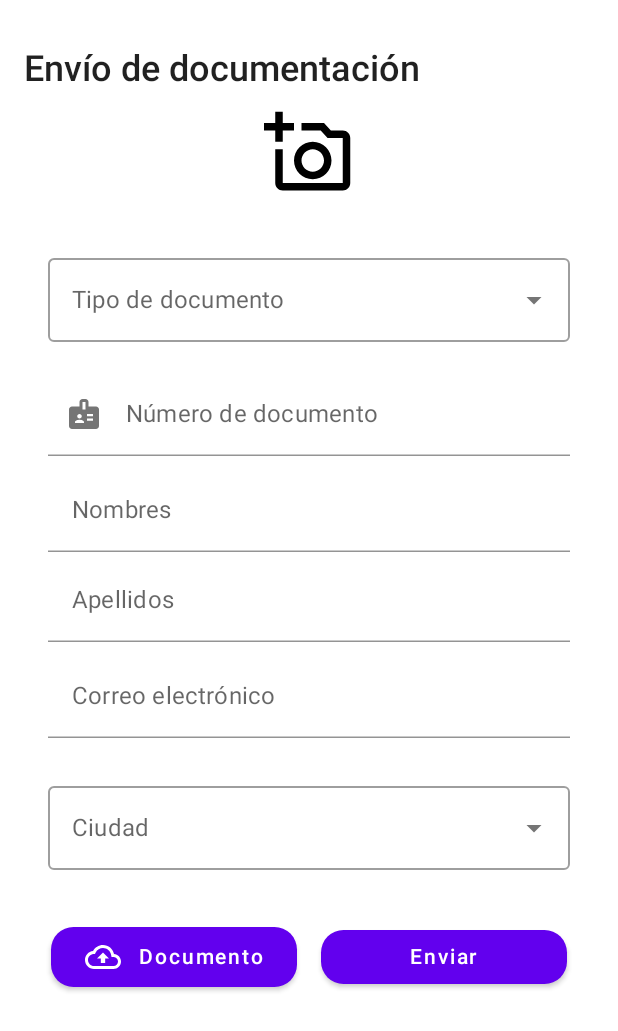
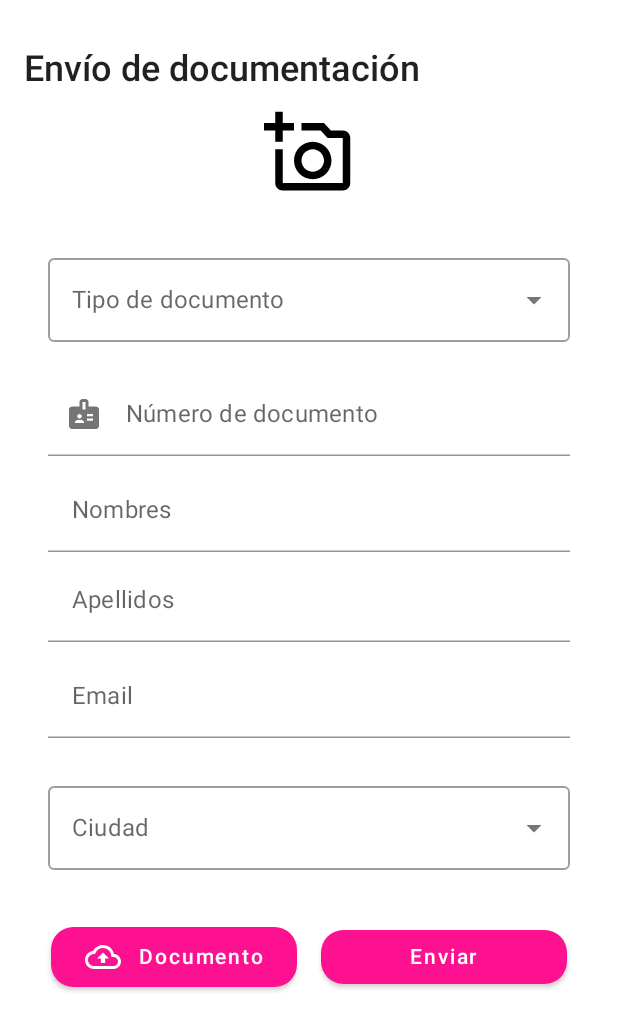
Before and after one commit to LDvargasHidalgo/ChallengeSophos, an Android app built with Jetpack Compose: the @Preview function DefaultPreview, on a phone screen of 412 x 824 dp. Shown: the top 1031 px of the screen. Run offline under Robolectric (Android 15) with nearby library versions, the phone set to English and light mode, and no system bars.

Commit message:
view send_documents

```diff
--- a/app/src/main/AndroidManifest.xml
+++ b/app/src/main/AndroidManifest.xml
@@ -1,6 +1,9 @@
 <?xml version="1.0" encoding="utf-8"?>
 <manifest xmlns:android="http://schemas.android.com/apk/res/android"
     xmlns:tools="http://schemas.android.com/tools">
+
+
+    <uses-permission android:name="android.permission.INTERNET"/>
 
     <application
         android:allowBackup="true"
--- a/app/src/main/java/com/example/challengesophos/MainActivity.kt
+++ b/app/src/main/java/com/example/challengesophos/MainActivity.kt
@@ -6,10 +6,10 @@ import androidx.activity.compose.setContent
 import androidx.compose.foundation.layout.fillMaxSize
 import androidx.compose.material.MaterialTheme
 import androidx.compose.material.Surface
-import androidx.compose.material.Text
 import androidx.compose.runtime.Composable
 import androidx.compose.ui.Modifier
 import androidx.compose.ui.tooling.preview.Preview
+import com.example.challengesophos.login.ScreenLogin
 import com.example.challengesophos.ui.theme.ChallengeSophosTheme
 import com.example.challengesophos.views.ScreenSendDocuments
 
@@ -23,7 +23,7 @@ class MainActivity : ComponentActivity() {
                     modifier = Modifier.fillMaxSize(),
                     color = MaterialTheme.colors.background
                 ) {
-                   ScreenSendDocuments()
+                    ScreenLogin()
                 }
             }
         }
--- a/app/src/main/java/com/example/challengesophos/views/ScreenLogin.kt
+++ b/app/src/main/java/com/example/challengesophos/views/ScreenLogin.kt
@@ -12,7 +12,7 @@ import androidx.compose.material.icons.Icons
 import androidx.compose.material.icons.filled.Mail
 import androidx.compose.material.icons.filled.Visibility
 import androidx.compose.material.icons.filled.VpnKey
-import androidx.compose.runtime.Composable
+import androidx.compose.runtime.*
 import androidx.compose.ui.Alignment
 import androidx.compose.ui.unit.dp
 import androidx.compose.ui.Modifier
@@ -110,6 +110,7 @@ fun InputEmail() {
 
 @Composable
 fun PaswordInput() {
+    var passwordVisibility by remember{ mutableStateOf(false) }
     TextField(
         value = "", onValueChange = {},
         leadingIcon = {
--- a/app/src/main/java/com/example/challengesophos/views/ScreenSendDocuments.kt
+++ b/app/src/main/java/com/example/challengesophos/views/ScreenSendDocuments.kt
@@ -1,19 +1,17 @@
 package com.example.challengesophos.views
 
 
-import androidx.compose.foundation.background
+
 import androidx.compose.foundation.clickable
 import androidx.compose.foundation.layout.*
 import androidx.compose.foundation.text.KeyboardOptions
 import androidx.compose.material.*
-import androidx.compose.material.MaterialTheme.colors
 import androidx.compose.material.icons.Icons
 import androidx.compose.material.icons.filled.*
 import androidx.compose.material.icons.outlined.AddAPhoto
 import androidx.compose.material.icons.outlined.Backup
 import androidx.compose.runtime.*
 import androidx.compose.ui.Alignment
-
 import androidx.compose.ui.graphics.Color
 import androidx.compose.ui.layout.onSizeChanged
 import androidx.compose.ui.platform.LocalDensity
@@ -26,6 +24,7 @@ import androidx.compose.ui.unit.sp
 import com.example.challengesophos.R
 import com.example.challengesophos.ui.theme.Shapes
 import androidx.compose.ui.Modifier
+import androidx.compose.ui.res.colorResource
 
 
 @Composable
@@ -55,15 +54,18 @@ fun HeadBoard() {
             .padding(vertical = 16.dp),
         horizontalAlignment = Alignment.CenterHorizontally
     ) {
-        Text(modifier = Modifier.align(Alignment.Start),
+        Text(
+            modifier = Modifier.align(Alignment.Start),
             text = stringResource(id = R.string.send_documents),
-            fontSize = 24.sp, fontWeight = FontWeight.W600
+            fontSize = 24.sp,
+            fontWeight = FontWeight.W600
 
         )
         Spacer(Modifier.height(12.dp))
         Icon(
             imageVector = Icons.Outlined.AddAPhoto,
-            contentDescription = null, Modifier.size(60.dp),
+            contentDescription = null,
+            Modifier.size(60.dp),
             tint = Color.Black
         )
     }
@@ -76,32 +78,25 @@ fun TypeDocument() {
     var selectedText by remember { mutableStateOf("") }
     var dropDownWidth by remember { mutableStateOf(0) }
 
-    val icon = if (expanded)
-        Icons.Filled.ArrowDropUp
-    else
-        Icons.Filled.ArrowDropDown
+    val icon = if (expanded) Icons.Filled.ArrowDropUp
+    else Icons.Filled.ArrowDropDown
 
     Column(Modifier.padding(16.dp)) {
-        OutlinedTextField(
-            value = selectedText,
+        OutlinedTextField(value = selectedText,
             onValueChange = { selectedText = it },
             modifier = Modifier
                 .fillMaxWidth()
                 .onSizeChanged {
                     dropDownWidth = it.width
                 },
-            label = { Text(text= stringResource(id = R.string.document_type)) },
+            label = { Text(text = stringResource(id = R.string.document_type)) },
             trailingIcon = {
-                Icon(icon,
-                    "contentDescription",
-                    Modifier.clickable { expanded = !expanded })
-            }
-        )
+                Icon(icon, "contentDescription", Modifier.clickable { expanded = !expanded })
+            })
         DropdownMenu(
             expanded = expanded,
             onDismissRequest = { expanded = false },
-            modifier = Modifier
-                .width(with(LocalDensity.current) { dropDownWidth.toDp() })
+            modifier = Modifier.width(with(LocalDensity.current) { dropDownWidth.toDp() })
         ) {
             suggestions.forEach { label ->
                 DropdownMenuItem(onClick = {
@@ -116,25 +111,23 @@ fun TypeDocument() {
 
 @Composable
 fun DocumentNumber() {
-    var selectedText by remember { mutableStateOf("") }
+    val selectedText by remember { mutableStateOf("") }
 
     Column(Modifier.padding(horizontal = 16.dp, vertical = 4.dp)) {
         TextField(
-            value = selectedText, onValueChange = { },
+            value = selectedText,
+            onValueChange = { },
             leadingIcon = {
                 Icon(
-                    imageVector = Icons.Default.Badge,
-                    contentDescription = null
+                    imageVector = Icons.Default.Badge, contentDescription = null
                 )
             },
-            modifier = Modifier
-                .fillMaxWidth(),
+            modifier = Modifier.fillMaxWidth(),
             placeholder = { Text(text = stringResource(id = R.string.document_number)) },
             keyboardOptions = KeyboardOptions(keyboardType = KeyboardType.Email),
             singleLine = true,
             maxLines = 1,
             colors = TextFieldDefaults.textFieldColors(
-                textColor = Color(0xFF7800FD),
                 backgroundColor = Color.White,
             )
         )
@@ -146,43 +139,42 @@ fun DocumentNumber() {
 fun PersonalInformation() {
     Column(Modifier.padding(horizontal = 16.dp, vertical = 4.dp)) {
         TextField(
-            value = "", onValueChange = { },
-            modifier = Modifier
-                .fillMaxWidth(),
-            placeholder = { Text(text = "Nombres") },
+            value = "",
+            onValueChange = { },
+            modifier = Modifier.fillMaxWidth(),
+            placeholder = { Text(stringResource(id = R.string.names)) },
             keyboardOptions = KeyboardOptions(keyboardType = KeyboardType.Email),
             singleLine = true,
             maxLines = 1,
             colors = TextFieldDefaults.textFieldColors(
-                textColor = Color(0xFF7800FD),
                 backgroundColor = Color.White,
             )
         )
         TextField(
-            value = "", onValueChange = { },
+            value = "",
+            onValueChange = { },
             modifier = Modifier
                 .fillMaxWidth()
                 .padding(vertical = 4.dp),
-            placeholder = { Text(text = "Apellidos") },
+            placeholder = { Text(stringResource(id = R.string.last_name)) },
             keyboardOptions = KeyboardOptions(keyboardType = KeyboardType.Email),
             singleLine = true,
             maxLines = 1,
             colors = TextFieldDefaults.textFieldColors(
-                textColor = Color(0xFF7800FD),
                 backgroundColor = Color.White,
             )
         )
         TextField(
-            value = "", onValueChange = { },
+            value = "",
+            onValueChange = { },
             modifier = Modifier
                 .fillMaxWidth()
                 .padding(vertical = 4.dp),
-            placeholder = { Text(text = "Correo electrónico") },
+            placeholder = { Text(text = stringResource(id = R.string.email)) },
             keyboardOptions = KeyboardOptions(keyboardType = KeyboardType.Email),
             singleLine = true,
             maxLines = 1,
             colors = TextFieldDefaults.textFieldColors(
-                textColor = Color(0xFF7800FD),
                 backgroundColor = Color.White,
             )
         )
@@ -197,14 +189,11 @@ fun City() {
     var selectedText by remember { mutableStateOf("") }
     var dropDownWidth by remember { mutableStateOf(0) }
 
-    val icon = if (expanded)
-        Icons.Filled.ArrowDropUp
-    else
-        Icons.Filled.ArrowDropDown
+    val icon = if (expanded) Icons.Filled.ArrowDropUp
+    else Icons.Filled.ArrowDropDown
 
     Column(Modifier.padding(16.dp)) {
-        OutlinedTextField(
-            value = selectedText,
+        OutlinedTextField(value = selectedText,
             onValueChange = { selectedText = it },
             modifier = Modifier
                 .fillMaxWidth()
@@ -213,16 +202,12 @@ fun City() {
                 },
             label = { Text("Ciudad") },
             trailingIcon = {
-                Icon(icon,
-                    "contentDescription",
-                    Modifier.clickable { expanded = !expanded })
-            }
-        )
+                Icon(icon, "contentDescription", Modifier.clickable { expanded = !expanded })
+            })
         DropdownMenu(
             expanded = expanded,
             onDismissRequest = { expanded = false },
-            modifier = Modifier
-                .width(with(LocalDensity.current) { dropDownWidth.toDp() })
+            modifier = Modifier.width(with(LocalDensity.current) { dropDownWidth.toDp() })
         ) {
             suggestions.forEach { label ->
                 DropdownMenuItem(onClick = {
@@ -241,12 +226,13 @@ fun BottomBottons() {
     Row(
         Modifier
             .fillMaxWidth()
-            .padding(10.dp),
-        horizontalArrangement = Arrangement.Center
+            .padding(10.dp), horizontalArrangement = Arrangement.Center
     ) {
         Button(
+            colors = ButtonDefaults.buttonColors(
+                backgroundColor = colorResource(id = R.color.pink)
+            ),
             onClick = { /*TODO*/ },
-
             modifier = Modifier
 
                 .weight(1f)
@@ -256,24 +242,29 @@ fun BottomBottons() {
         ) {
             Icon(
                 imageVector = Icons.Outlined.Backup,
-                contentDescription = null
+                contentDescription = null,
+                tint = Color.White
             )
             Spacer(Modifier.width(12.dp))
             Text(
-                text = "Documento",
-                fontSize = 14.sp
+                text = stringResource(id = R.string.document),
+                fontSize = 14.sp,
+                color = Color.White
             )
         }
         Button(
             onClick = { /*TODO*/ },
+            colors = ButtonDefaults.buttonColors(
+                backgroundColor = colorResource(id = R.color.pink)
+            ),
             modifier = Modifier
 
                 .weight(1f)
-                .padding(8.dp),
-            shape = Shapes.large
+                .padding(8.dp), shape = Shapes.large
         ) {
             Text(
-                text = "Enviar",
+                text = stringResource(id = R.string.send),
+                color = Color.White,
                 fontSize = 14.sp
             )
         }
--- a/app/src/main/res/values/strings.xml
+++ b/app/src/main/res/values/strings.xml
@@ -11,5 +11,10 @@
     <string name="document_type">Tipo de documento </string>
     <string name="document_number">Número de documento </string>
     <string name="titulo_docs">Documentos</string>
-
+    <string name="office">Oficinas</string>
+    <string name="names">Nombres</string>
+    <string name="last_name">Apellidos</string>
+    <string name="city">Ciudad</string>
+    <string name="send">Enviar</string>
+    <string name="document">Documento</string>
 </resources>
```
Also changed, not shown: app/build.gradle (+14 -0 lines), app/src/main/java/com/example/challengesophos/core/RetrofilHelper.kt (added, +13 -0 lines), app/src/main/java/com/example/challengesophos/views/ScreenMain.kt (+6 -5 lines).
